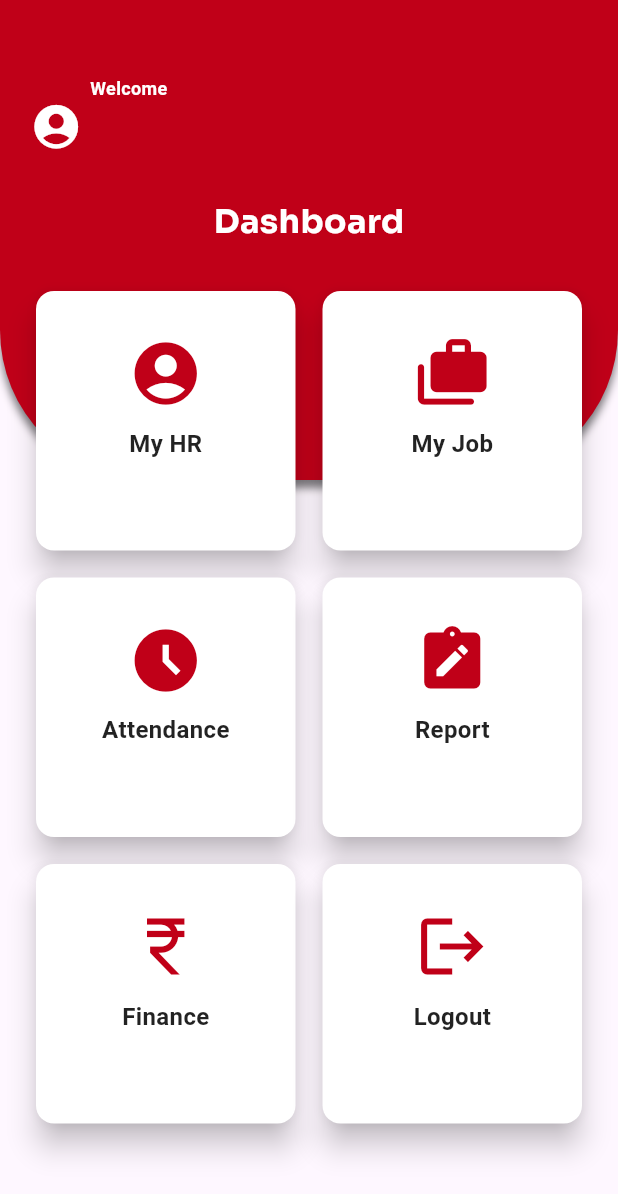
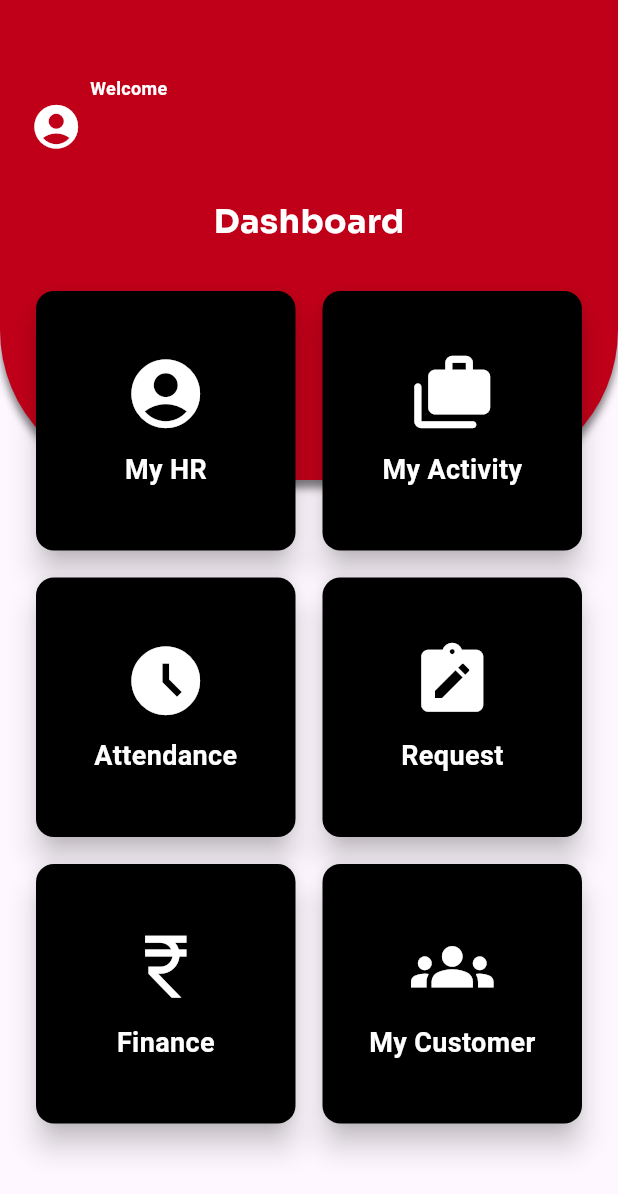
Before and after one commit to Harsh8216/InlandSalesMobileApp_Flutter, a Flutter app: the Activity_Dashboard screen opened directly, on a phone screen of 412 x 824 dp. Shown: the top 1194 px of the screen. Run offline on Flutter 3.47's test engine with Material 3 defaults, Android fonts, the phone set to English and light mode, and no system bars; our stand-ins replace curved_navigation_bar, fluttertoast, shared_preferences; accounts and stored records are empty; network calls fail.

Commit message:
new commit 13/09/2024

```diff
--- a/lib/Activity_Bottom_Navigation_Bar.dart
+++ b/lib/Activity_Bottom_Navigation_Bar.dart
@@ -1,7 +1,5 @@
-import 'package:flutter/cupertino.dart';
 import 'package:flutter/material.dart';
 import 'package:curved_navigation_bar/curved_navigation_bar.dart';
-import 'package:fluttertoast/fluttertoast.dart';
 import 'package:inland_sales_upgrade/Activity_Dashboard.dart';
 import 'package:inland_sales_upgrade/Activity_Leave_List.dart';
 import 'package:inland_sales_upgrade/Custom_Color_file.dart';
--- a/lib/Activity_Dashboard.dart
+++ b/lib/Activity_Dashboard.dart
@@ -1,9 +1,7 @@
 import 'package:flutter/cupertino.dart';
 import 'package:flutter/material.dart';
 import 'package:fluttertoast/fluttertoast.dart';
-import 'package:font_awesome_flutter/font_awesome_flutter.dart';
-import 'package:inland_sales_upgrade/Activity_Apply_Leaves.dart';
-import 'package:inland_sales_upgrade/Activity_Leave_List.dart';
+import 'package:inland_sales_upgrade/Dashboard_HR.dart';
 import 'package:inland_sales_upgrade/Custom_Color_file.dart';
 import 'package:inland_sales_upgrade/Login_Activity.dart';
 import 'package:inland_sales_upgrade/Network.dart';
@@ -114,7 +112,8 @@ class _Activity_DashboardState extends State<Activity_Dashboard> {
                         Navigator.push(context, MaterialPageRoute(builder: (context) => Activity_Apply_Leaves()));
 
                       }),
-                      buildCard(Icons.cases_rounded, "My Job",(){
+                      buildCard(Icons.cases_rounded, "My Activity",(){
+                        ShowToast("My Activity");
                         //Navigator.push(context, MaterialPageRoute(builder: (context) => MyAppInland()));
                       }),
 
@@ -122,7 +121,7 @@ class _Activity_DashboardState extends State<Activity_Dashboard> {
                         ShowToast("Attendance");
 
                       }),
-                      buildCard(Icons.note_alt, "Report",(){
+                      buildCard(Icons.note_alt, "Request",(){
                         ShowToast("Report");
 
                       }),
@@ -130,7 +129,7 @@ class _Activity_DashboardState extends State<Activity_Dashboard> {
                         ShowToast("Finance");
 
                       }),
-                      buildCard(Icons.logout, "Logout",() async{
+                      buildCard(Icons.groups_sharp, "My Customer",() async{
                         await _Logout();
 
                       }),
@@ -147,19 +146,18 @@ class _Activity_DashboardState extends State<Activity_Dashboard> {
   Widget buildCard(IconData iconData,String text,VoidCallback onPressed){
     return GestureDetector(
         onTap: onPressed,
-        child : Card(elevation: 8, color: Colors.white,
-          child: Padding(padding: EdgeInsets.all(30),
-            child: Column(crossAxisAlignment: CrossAxisAlignment.center,
-                children: [
-                  Icon(iconData, color: Color(CustomColor.Corp_Red.value),size: 50,),
+        child : Card(elevation: 8, color: Colors.black,
+          child: Column(
+            mainAxisAlignment: MainAxisAlignment.center,
+              children: [
+                Icon(iconData, color: Colors.white,size: 55,),
 
-                  Padding(
-                    padding: const EdgeInsets.only(top: 10),
-                    child: Text(text,style: TextStyle(fontSize: 16,fontWeight: FontWeight.bold,color: Colors.black87)),
-                  )
+                Padding(
+                  padding: const EdgeInsets.only(top: 10),
+                  child: Text(text,style: TextStyle(fontSize: 18,fontWeight: FontWeight.bold,color: Colors.white)),
+                )
 
-                ]),
-          ),
+              ]),
         )
 
     );
--- a/lib/Activity_Splash_Screen.dart
+++ b/lib/Activity_Splash_Screen.dart
@@ -1,11 +1,8 @@
 import 'dart:async';
-
-import 'package:flutter/cupertino.dart';
 import 'package:flutter/material.dart';
+import 'package:inland_sales_upgrade/Login_Activity.dart';
 import 'package:shared_preferences/shared_preferences.dart';
-
 import 'Activity_Bottom_Navigation_Bar.dart';
-import '../Login_Activity.dart';
 
 class SplashScreen extends StatefulWidget{
   @override
--- a/lib/Network.dart
+++ b/lib/Network.dart
@@ -1,17 +1,25 @@
 class Constant{
-  static final String baseurl = "http://inmobi.inland.in/V9/inmobi.svc";
+  static const String baseurl = "http://inmobi.inland.in/V9/inmobi.svc";
 
-  static final String TokenNo = "OK";
-  static final String Branch_Address = "Branch_Address";
-  static final String Name = "Name";
-  static final String Empcd = "Empcd";
-  static final String Branch_Lat = "Branch_Lat";
-  static final String Branch_Long = "Branch_Long";
-  static final String Branch_Radious = "Branch_Radious";
-  static final String CurrBrcd = "CurrBrcd";
-  static final String IsFinance = "IsFinance";
-  static final String IsSalesMan = "IsSalesMan";
-  static final String LAST_PWDUPDT = "LAST_PWDUPDT";
-  static final String PwdDays = "PwdDays";
+  static const String TokenNo = "OK";
+  static const String Branch_Address = "Branch_Address";
+  static const String Name = "Name";
+  static const String Empcd = "Empcd";
+  static const String Branch_Lat = "Branch_Lat";
+  static const String Branch_Long = "Branch_Long";
+  static const String Branch_Radious = "Branch_Radious";
+  static const String CurrBrcd = "CurrBrcd";
+  static const String IsFinance = "IsFinance";
+  static const String IsSalesMan = "IsSalesMan";
+  static const String LAST_PWDUPDT = "LAST_PWDUPDT";
+  static const String PwdDays = "PwdDays";
 
 }
+
+class EndPoint{
+  static const String EmployeeLogin = "/EmployeeLogin";
+  static const String GetEmployee_LeaveHistory = "/GetEmployee_LeaveHistory";
+  static const String LeaveApply = "/LeaveApply";
+  static const String GetEmployee_ResponsiblePerson = "/GetEmployee_ResponsiblePerson";
+
+}
--- a/lib/main.dart
+++ b/lib/main.dart
@@ -1,6 +1,6 @@
 import 'package:flutter/material.dart';
+import 'package:inland_sales_upgrade/Custom_Color_file.dart';
 import 'Activity_Splash_Screen.dart';
-import 'Custom_Color_file.dart';
 
 void main() {
   runApp(const MyApp());
```
Also changed, not shown: lib/Activity_Leave_List.dart (+18 -5 lines), lib/Apply_for_leaves.dart (added, +339 -0 lines), lib/Dashboard_HR.dart (renamed from lib/Activity_Apply_Leaves.dart, +7 -9 lines), lib/Edit_Text_Controler.dart (added, +47 -0 lines), lib/Login_Activity.dart (+3 -8 lines), lib/ZigzagClipper.dart (added, +28 -0 lines).
